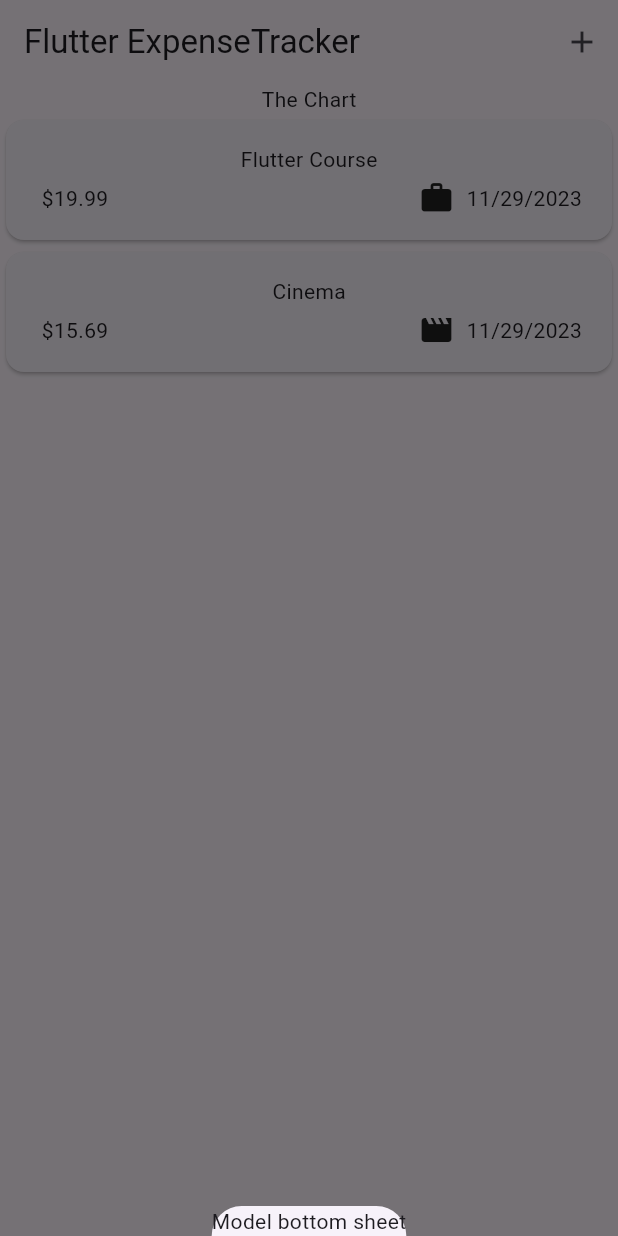
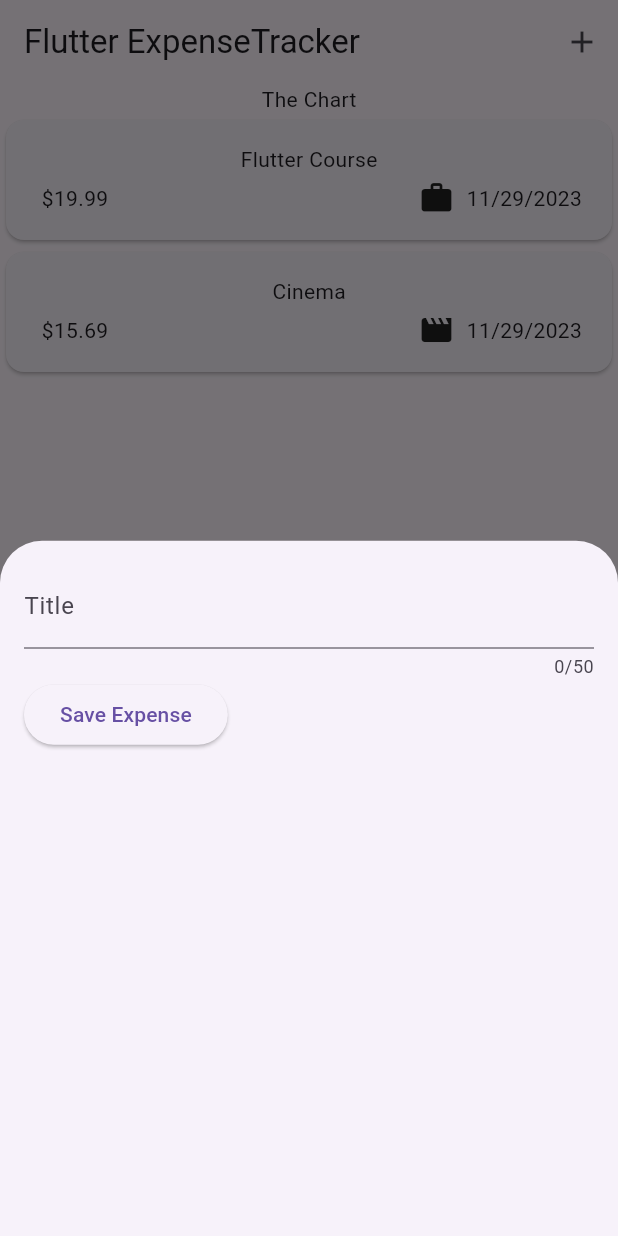
Before and after one commit to its-asimiqbal/expense-app, a Flutter app: the screen it shows after launch, after a tap on the "add" icon, on a phone screen of 412 x 824 dp. Run offline on Flutter 3.47's test engine with Material 2 defaults, Android fonts, the phone set to English and light mode, and no system bars.

Commit message:
files updated

```diff
--- a/lib/screens/expenses.dart
+++ b/lib/screens/expenses.dart
@@ -1,3 +1,4 @@
+import 'package:expense_app/widgets/new_expense.dart';
 import 'package:flutter/material.dart';
 import 'package:expense_app/models/expense.dart';
 import 'package:expense_app/widgets/expenses-list/expenses_list.dart';
@@ -28,7 +29,7 @@ class _ExpensesState extends State<Expenses> {
   void _openAddExpenseOverlay() {
     showModalBottomSheet(
       context: context,
-      builder: (ctx) => Text('Model bottom sheet'),
+      builder: (ctx) => const NewExpense( ),
     );
   }
 
--- /dev/null
+++ b/lib/widgets/new_expense.dart
@@ -0,0 +1,52 @@
+import 'package:flutter/material.dart';
+
+class NewExpense extends StatefulWidget {
+  const NewExpense({super.key});
+
+  @override
+  State<NewExpense> createState() => _NewExpenseState();
+}
+
+class _NewExpenseState extends State<NewExpense> {
+  var _enteredTitle = '';
+
+  void _saveTitleInput(String inputValue) {
+    _enteredTitle = inputValue;
+  }
+
+  final _titleController = TextEditingController();
+
+  @override
+  void dispose() {
+    _titleController.dispose();
+    super.dispose();
+  }
+
+  @override
+  Widget build(BuildContext context) {
+    return Padding(
+      padding: const EdgeInsets.all(16),
+      child: Column(
+        children: [
+          TextField(
+            onChanged: _saveTitleInput,
+            maxLength: 50,
+            decoration: const InputDecoration(
+              label: Text('Title'),
+            ),
+          ),
+          Row(
+            children: [
+              ElevatedButton(
+                onPressed: () {
+                  print(_enteredTitle);
+                },
+                child: const Text('Save Expense'),
+              ),
+            ],
+          )
+        ],
+      ),
+    );
+  }
+}
```
